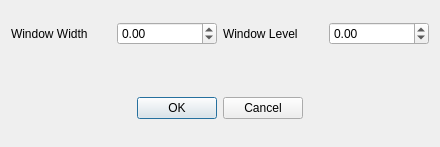
First picture: the form in starviewer/src/core/qcustomwindowleveldialogbase.ui, repository starviewer-medical/starviewer, before the edit.
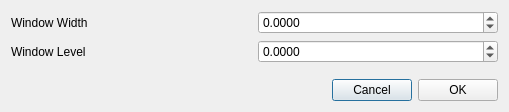
Second picture: the form after the edit.

Commit message:
ENH: Improve window/level related UI elements to allow a wider range of values with more precision. #2625
# Conflicts:
#	starviewer/src/core/qcustomwindowleveldialogbase.ui

Patch:
```diff
--- a/starviewer/src/core/qcustomwindowleveldialogbase.ui
+++ b/starviewer/src/core/qcustomwindowleveldialogbase.ui
@@ -6,8 +6,8 @@
    <rect>
     <x>0</x>
     <y>0</y>
-    <width>440</width>
-    <height>147</height>
+    <width>509</width>
+    <height>112</height>
    </rect>
   </property>
   <property name="windowTitle">
@@ -16,85 +16,75 @@
   <property name="modal">
    <bool>true</bool>
   </property>
-  <layout class="QVBoxLayout">
-   <item>
-    <layout class="QVBoxLayout">
-     <item>
-      <layout class="QHBoxLayout">
-       <item>
+  <layout class="QGridLayout" name="gridLayout">
+   <item row="0" column="0">
         <widget class="QLabel" name="label">
          <property name="text">
           <string>Window Width</string>
          </property>
         </widget>
        </item>
-       <item>
-        <widget class="QDoubleSpinBox" name="m_windowSpinBox">
-         <property name="minimum">
-          <double>-131070.000000000000000</double>
-         </property>
-         <property name="maximum">
-          <double>131070.000000000000000</double>
-         </property>
-        </widget>
-       </item>
-       <item>
+   <item row="2" column="0">
+    <spacer name="verticalSpacer">
+     <property name="orientation">
+      <enum>Qt::Vertical</enum>
+     </property>
+     <property name="sizeHint" stdset="0">
+      <size>
+       <width>20</width>
+       <height>40</height>
+      </size>
+     </property>
+    </spacer>
+   </item>
+   <item row="1" column="0">
         <widget class="QLabel" name="label_2">
          <property name="text">
           <string>Window Level</string>
          </property>
         </widget>
        </item>
-       <item>
+   <item row="0" column="1">
+    <widget class="QDoubleSpinBox" name="m_windowSpinBox">
+     <property name="decimals">
+      <number>4</number>
+     </property>
+     <property name="minimum">
+      <double>-1000000000.000000000000000</double>
+     </property>
+     <property name="maximum">
+      <double>1000000000.000000000000000</double>
+     </property>
+    </widget>
+   </item>
+   <item row="1" column="1">
         <widget class="QDoubleSpinBox" name="m_levelSpinBox">
+     <property name="decimals">
+      <number>4</number>
+     </property>
          <property name="minimum">
-          <double>-131070.000000000000000</double>
+      <double>-1000000000.000000000000000</double>
          </property>
          <property name="maximum">
-          <double>131070.000000000000000</double>
+      <double>1000000000.000000000000000</double>
          </property>
         </widget>
        </item>
-      </layout>
-     </item>
+   <item row="3" column="0" colspan="2">
+    <layout class="QHBoxLayout" name="horizontalLayout">
      <item>
-      <spacer>
-       <property name="orientation">
-        <enum>Qt::Vertical</enum>
-       </property>
-       <property name="sizeType">
-        <enum>QSizePolicy::Minimum</enum>
-       </property>
-       <property name="sizeHint" stdset="0">
-        <size>
-         <width>301</width>
-         <height>31</height>
-        </size>
-       </property>
-      </spacer>
-     </item>
-     <item>
-      <layout class="QHBoxLayout">
-       <item>
-        <spacer>
+      <spacer name="horizontalSpacer">
          <property name="orientation">
           <enum>Qt::Horizontal</enum>
          </property>
          <property name="sizeHint" stdset="0">
           <size>
-           <width>61</width>
-           <height>31</height>
+         <width>40</width>
+         <height>20</height>
           </size>
          </property>
         </spacer>
        </item>
-       <item>
-        <widget class="QPushButton" name="m_okButton">
-         <property name="text">
-          <string>OK</string>
-         </property>
-        </widget>
-       </item>
        <item>
         <widget class="QPushButton" name="m_cancelButton">
          <property name="text">
@@ -103,19 +93,11 @@
         </widget>
        </item>
        <item>
-        <spacer>
-         <property name="orientation">
-          <enum>Qt::Horizontal</enum>
-         </property>
-         <property name="sizeHint" stdset="0">
-          <size>
-           <width>61</width>
-           <height>31</height>
-          </size>
-         </property>
-        </spacer>
-       </item>
-      </layout>
+      <widget class="QPushButton" name="m_okButton">
+       <property name="text">
+        <string>OK</string>
+       </property>
+      </widget>
      </item>
     </layout>
    </item>
```
Lines whose indentation alone changed are shown as unchanged. The commit also changes 1 other file.
